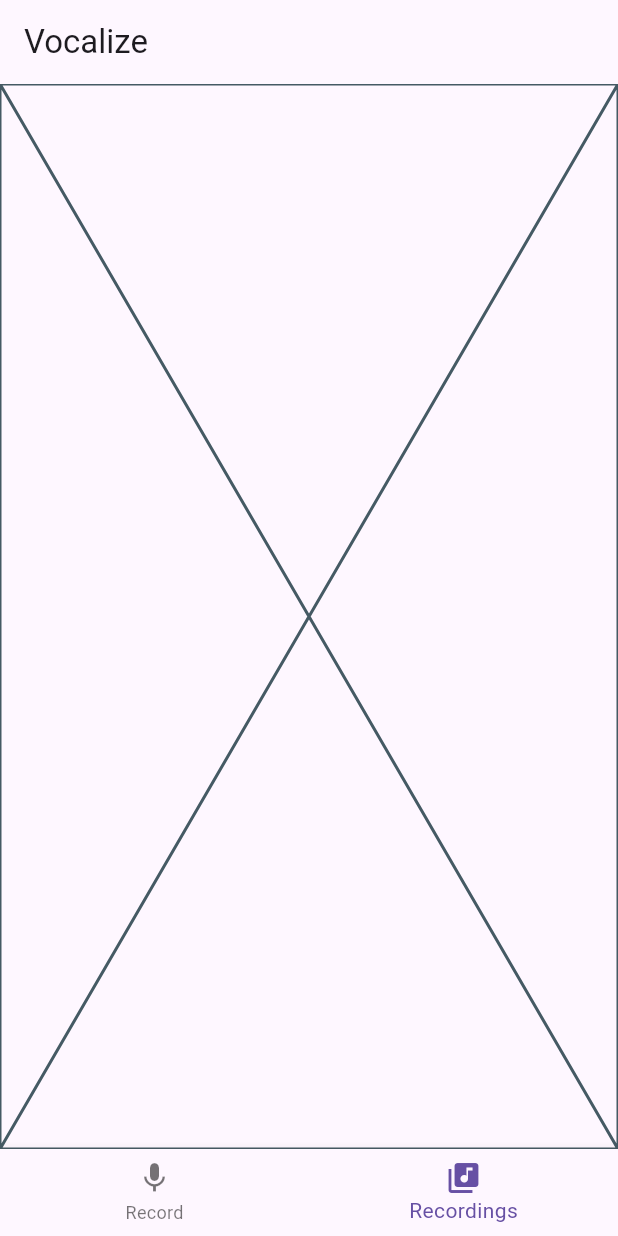
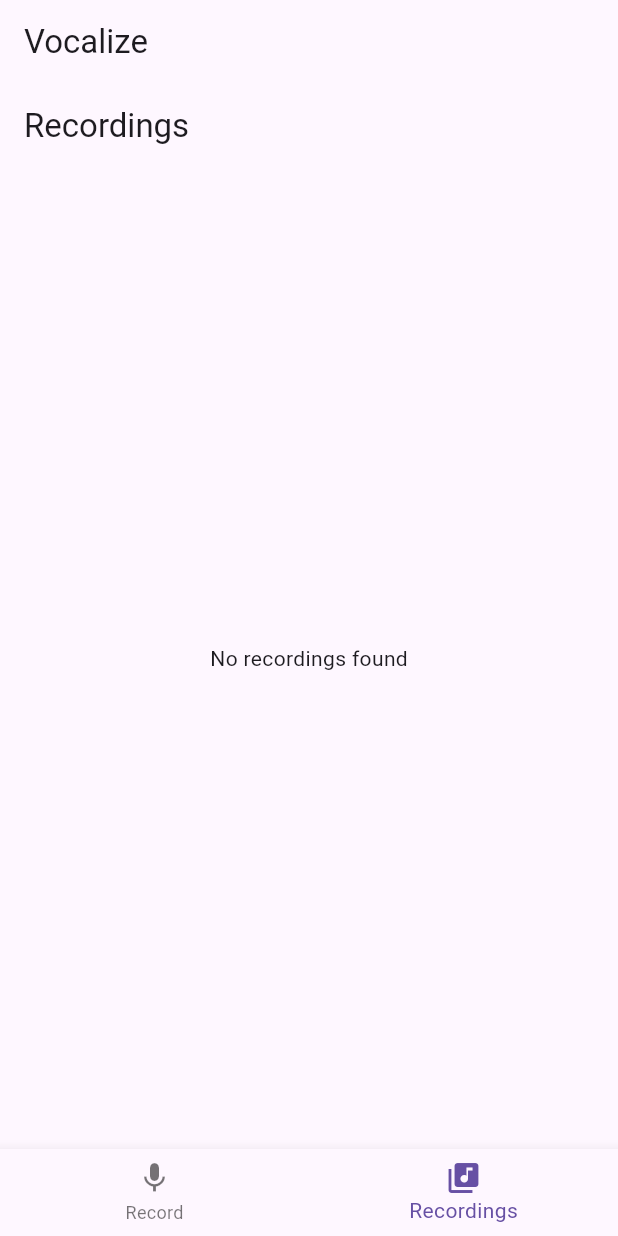
Before and after one commit to s1mple0315/Vocalize, a Flutter app: the screen it shows after launch, item 2 of the bottom bar chosen, on a phone screen of 412 x 824 dp. Run offline on Flutter 3.47's test engine with Material 3 defaults, Android fonts, the phone set to English and light mode, and no system bars; our stand-ins replace permission_handler; missing offline and left inert: flutter_sound.

Commit message:
Implement recordings listing functionality in RecordingsPage

```diff
--- a/lib/ui/pages/main_page.dart
+++ b/lib/ui/pages/main_page.dart
@@ -32,7 +32,7 @@ class _MainPageState extends State<MainPage> {
       child: Text('Dictaphone functionality will be here',
         style: TextStyle(fontSize: 18),),
     ),
-    const RecordingsPage()
+    RecordingsPage()
   ];
 
   void onTabSelected(int index) {
--- a/lib/ui/pages/recordings_page.dart
+++ b/lib/ui/pages/recordings_page.dart
@@ -1,15 +1,54 @@
+import 'dart:io';
 import 'package:flutter/material.dart';
+import 'package:vocalize/services/audio_recorder.dart';
 
 class RecordingsPage extends StatefulWidget {
-  const RecordingsPage({super.key});
-
   @override
-  State<RecordingsPage> createState() => _RecordingsPageState();
+  _RecordingsPageState createState() => _RecordingsPageState();
 }
 
 class _RecordingsPageState extends State<RecordingsPage> {
+  final AudioRecorder _recorder = AudioRecorder();
+  List<File> _recordings = [];
+
+  @override
+  void initState() {
+    super.initState();
+    _fetchRecordings();
+  }
+
+  Future<void> _fetchRecordings() async {
+    await _recorder.initialize();
+    final List<File> recordings = await _recorder.listRecordings();
+    setState(() {
+      _recordings = recordings;
+    });
+  }
+
   @override
   Widget build(BuildContext context) {
-    return const Placeholder();
+    return Scaffold(
+      appBar: AppBar(
+        title: const Text('Recordings'),
+      ),
+      body: _recordings.isEmpty
+          ? const Center(child: Text('No recordings found'))
+          : ListView.builder(
+              itemCount: _recordings.length,
+              itemBuilder: (context, index) {
+                final File recording = _recordings[index];
+                return ListTile(
+                  title: Text(
+                    recording.path.split('/').last,
+                  ),
+                  subtitle: Text(recording.path),
+                  trailing: IconButton(
+                    icon: const Icon(Icons.play_arrow),
+                    onPressed: () {},
+                  ),
+                );
+              },
+            ),
+    );
   }
 }
```
